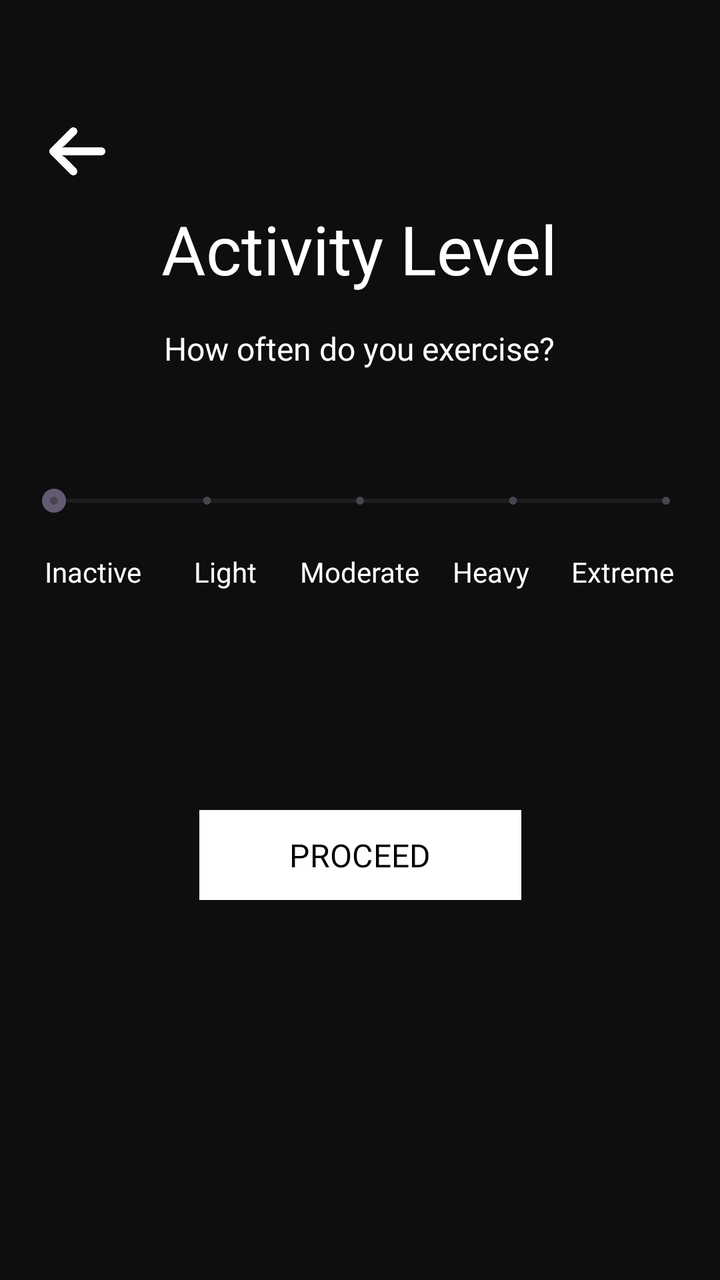
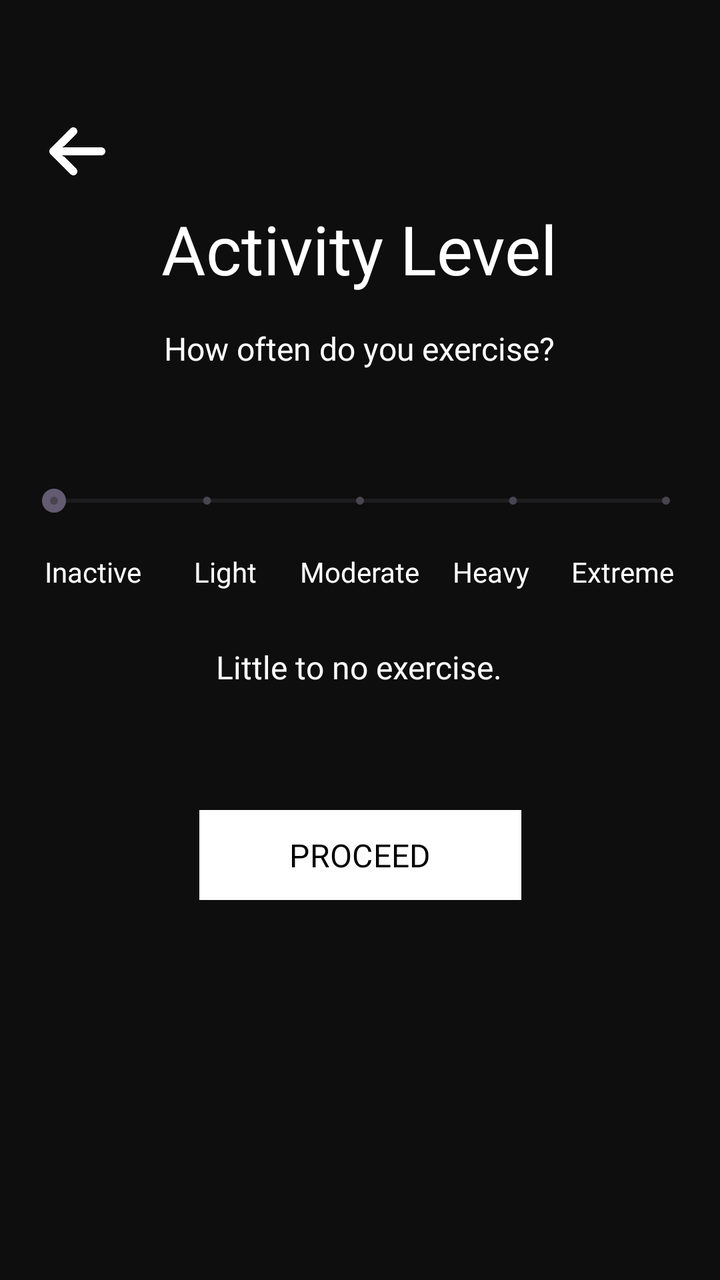

Before-and-after screenshots of an Android layout around one commit, followed by the original layout XML and the change that was made.
<!-- AndroidManifest.xml: application theme Theme.UnyieldingMight -->
<!-- res/layout/activity_activitylevel.xml -->
<?xml version="1.0" encoding="utf-8"?>
<LinearLayout xmlns:android="http://schemas.android.com/apk/res/android"
    xmlns:app="http://schemas.android.com/apk/res-auto"
    xmlns:tools="http://schemas.android.com/tools"
    android:layout_width="match_parent"
    android:layout_height="match_parent"
    android:background="#0E0E0E">

    <androidx.constraintlayout.widget.ConstraintLayout
        android:layout_width="match_parent"
        android:layout_height="match_parent">

        <ImageButton
            android:id="@+id/activity_activitylevel_btn_back"
            android:layout_width="65dp"
            android:layout_height="48dp"
            android:backgroundTint="#00FFFFFF"
            android:contentDescription="@string/btn_back"
            android:onClick="previousActivityStats"
            android:scaleType="centerInside"
            app:layout_constraintBottom_toBottomOf="parent"
            app:layout_constraintEnd_toEndOf="parent"
            app:layout_constraintHorizontal_bias="0.02"
            app:layout_constraintStart_toStartOf="parent"
            app:layout_constraintTop_toTopOf="parent"
            app:layout_constraintVertical_bias="0.087"
            app:srcCompat="@drawable/arrow" />

        <SeekBar
            android:id="@+id/activity_activitylevel_sb_activityLevel"
            style="@style/Widget.AppCompat.SeekBar.Discrete"
            android:layout_width="338dp"
            android:layout_height="45dp"
            android:max="4"
            android:progress="0"
            app:layout_constraintBottom_toBottomOf="parent"
            app:layout_constraintEnd_toEndOf="parent"
            app:layout_constraintHorizontal_bias="0.493"
            app:layout_constraintStart_toStartOf="parent"
            app:layout_constraintTop_toTopOf="parent"
            app:layout_constraintVertical_bias="0.383" />

        <TextView
            android:id="@+id/activity_activitylevel_tv_activityLevel"
            android:layout_width="wrap_content"
            android:layout_height="wrap_content"
            android:fontFamily="@font/manrope_extrabold"
            android:text="@string/activity_level"
            android:textColor="#FFF"
            android:textSize="34sp"
            app:layout_constraintBottom_toBottomOf="parent"
            app:layout_constraintEnd_toEndOf="parent"
            app:layout_constraintHorizontal_bias="0.497"
            app:layout_constraintStart_toStartOf="parent"
            app:layout_constraintTop_toTopOf="parent"
            app:layout_constraintVertical_bias="0.171" />

        <TextView
            android:id="@+id/activity_activitylevel_tv_message"
            android:layout_width="wrap_content"
            android:layout_height="wrap_content"
            android:fontFamily="@font/manrope_bold"
            android:text="@string/how_often_do_you_exercise"
            android:textColor="#fff"
            android:textSize="16sp"
            app:layout_constraintBottom_toBottomOf="parent"
            app:layout_constraintEnd_toEndOf="parent"
            app:layout_constraintHorizontal_bias="0.497"
            app:layout_constraintStart_toStartOf="parent"
            app:layout_constraintTop_toTopOf="parent"
            app:layout_constraintVertical_bias="0.264" />

        <Button
            android:id="@+id/activity_activitylevel_btn_proceed"
            android:layout_width="161dp"
            android:layout_height="53dp"
            android:backgroundTint="#fff"
            android:fontFamily="@font/manrope_bold"
            android:onClick="nextActivityDone"
            android:text="@string/btn_proceed"
            android:textColor="#000"
            android:textSize="16sp"
            app:cornerRadius="0dp"
            app:layout_constraintBottom_toBottomOf="parent"
            app:layout_constraintEnd_toEndOf="parent"
            app:layout_constraintStart_toStartOf="parent"
            app:layout_constraintTop_toTopOf="parent"
            app:layout_constraintVertical_bias="0.683" />

        <TextView
            android:id="@+id/activity_activitylevel_tv_inactive"
            android:layout_width="wrap_content"
            android:layout_height="wrap_content"
            android:fontFamily="@font/manrope_bold"
            android:text="@string/inactive"
            android:textColor="#fff"
            app:layout_constraintBottom_toBottomOf="parent"
            app:layout_constraintEnd_toEndOf="parent"
            app:layout_constraintHorizontal_bias="0.072"
            app:layout_constraintStart_toStartOf="parent"
            app:layout_constraintTop_toTopOf="parent"
            app:layout_constraintVertical_bias="0.445" />

        <TextView
            android:id="@+id/activity_activitylevel_tv_light"
            android:layout_width="wrap_content"
            android:layout_height="wrap_content"
            android:layout_weight="1"
            android:fontFamily="@font/manrope_bold"
            android:text="@string/light"
            android:textColor="#fff"
            app:layout_constraintBottom_toBottomOf="parent"
            app:layout_constraintEnd_toEndOf="parent"
            app:layout_constraintHorizontal_bias="0.295"
            app:layout_constraintStart_toStartOf="parent"
            app:layout_constraintTop_toTopOf="parent"
            app:layout_constraintVertical_bias="0.445" />

        <TextView
            android:id="@+id/activity_activitylevel_tv_moderate"
            android:layout_width="wrap_content"
            android:layout_height="wrap_content"
            android:layout_weight="1"
            android:fontFamily="@font/manrope_bold"
            android:text="@string/moderate"
            android:textColor="#fff"
            app:layout_constraintBottom_toBottomOf="parent"
            app:layout_constraintEnd_toEndOf="parent"
            app:layout_constraintStart_toStartOf="parent"
            app:layout_constraintTop_toTopOf="parent"
            app:layout_constraintVertical_bias="0.445" />

        <TextView
            android:id="@+id/activity_activitylevel_tv_heavy"
            android:layout_width="wrap_content"
            android:layout_height="wrap_content"
            android:layout_weight="1"
            android:fontFamily="@font/manrope_bold"
            android:text="@string/heavy"
            android:textColor="#fff"
            app:layout_constraintBottom_toBottomOf="parent"
            app:layout_constraintEnd_toEndOf="parent"
            app:layout_constraintHorizontal_bias="0.704"
            app:layout_constraintStart_toStartOf="parent"
            app:layout_constraintTop_toTopOf="parent"
            app:layout_constraintVertical_bias="0.445" />

        <TextView
            android:id="@+id/activity_activitylevel_tv_extreme"
            android:layout_width="wrap_content"
            android:layout_height="wrap_content"
            android:layout_weight="1"
            android:fontFamily="@font/manrope_bold"
            android:text="@string/extreme"
            android:textColor="#fff"
            app:layout_constraintBottom_toBottomOf="parent"
            app:layout_constraintEnd_toEndOf="parent"
            app:layout_constraintHorizontal_bias="0.926"
            app:layout_constraintStart_toStartOf="parent"
            app:layout_constraintTop_toTopOf="parent"
            app:layout_constraintVertical_bias="0.445" />
    </androidx.constraintlayout.widget.ConstraintLayout>
</LinearLayout>
<!-- resources referenced by this layout -->
<resources>
  <!-- drawable arrow: png bitmap (drawable, 13273 bytes) -->
  <string name="activity_level">Activity Level</string>
  <string name="btn_back">back</string>
  <string name="btn_proceed">PROCEED</string>
  <string name="extreme">Extreme</string>
  <string name="heavy">Heavy</string>
  <string name="how_often_do_you_exercise">How often do you exercise?</string>
  <string name="inactive">Inactive</string>
  <string name="light">Light</string>
  <string name="moderate">Moderate</string>
  <style name="Theme.UnyieldingMight" parent="Base.Theme.UnyieldingMight" />
  <style name="Base.Theme.UnyieldingMight" parent="Theme.Material3.DayNight.NoActionBar">
          
          
      </style>
</resources>

<!-- the commit's change to res/layout/activity_activitylevel.xml (unified diff, before → after) -->
@@ -159,5 +159,21 @@
             app:layout_constraintStart_toStartOf="parent"
             app:layout_constraintTop_toTopOf="parent"
             app:layout_constraintVertical_bias="0.445" />
+
+        <TextView
+            android:id="@+id/activity_activitylevel_tv_description"
+            android:layout_width="wrap_content"
+            android:layout_height="wrap_content"
+            android:fontFamily="@font/manrope_bold"
+            android:text="Little to no exercise."
+            android:textAlignment="textStart"
+            android:textColor="#fff"
+            android:textSize="16sp"
+            app:layout_constraintBottom_toBottomOf="parent"
+            app:layout_constraintEnd_toEndOf="parent"
+            app:layout_constraintHorizontal_bias="0.498"
+            app:layout_constraintStart_toStartOf="parent"
+            app:layout_constraintTop_toTopOf="parent"
+            app:layout_constraintVertical_bias="0.522" />
     </androidx.constraintlayout.widget.ConstraintLayout>
 </LinearLayout>
